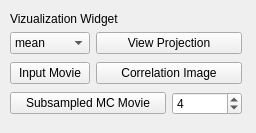
Old version of the form mesmerize_napari/ui_files/mcorr_viz_template_dockwidget.ui in the repository nel-lab/mesmerize-napari.
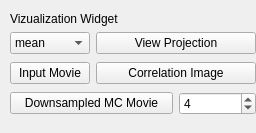
New version of the form.

Commit message: change mcorr viz gui to show downsampled movie as well

```diff
--- a/mesmerize_napari/ui_files/mcorr_viz_template_dockwidget.ui
+++ b/mesmerize_napari/ui_files/mcorr_viz_template_dockwidget.ui
@@ -26,12 +26,12 @@
     <string>Vizualization Widget</string>
    </property>
   </widget>
-  <widget class="QWidget" name="">
+  <widget class="QWidget" name="layoutWidget">
    <property name="geometry">
     <rect>
      <x>10</x>
      <y>30</y>
-     <width>232</width>
+     <width>246</width>
      <height>90</height>
     </rect>
    </property>
@@ -79,7 +79,7 @@
     <item row="2" column="0" colspan="2">
      <widget class="QPushButton" name="pushButtonSubsampleMCMovie">
       <property name="text">
-       <string>Subsampled MC Movie</string>
+       <string>Downsampled MC Movie</string>
       </property>
      </widget>
     </item>
```
Left out of the diff: 2 changed lines with no effect on the pictures. The commit also changes 2 other files.
